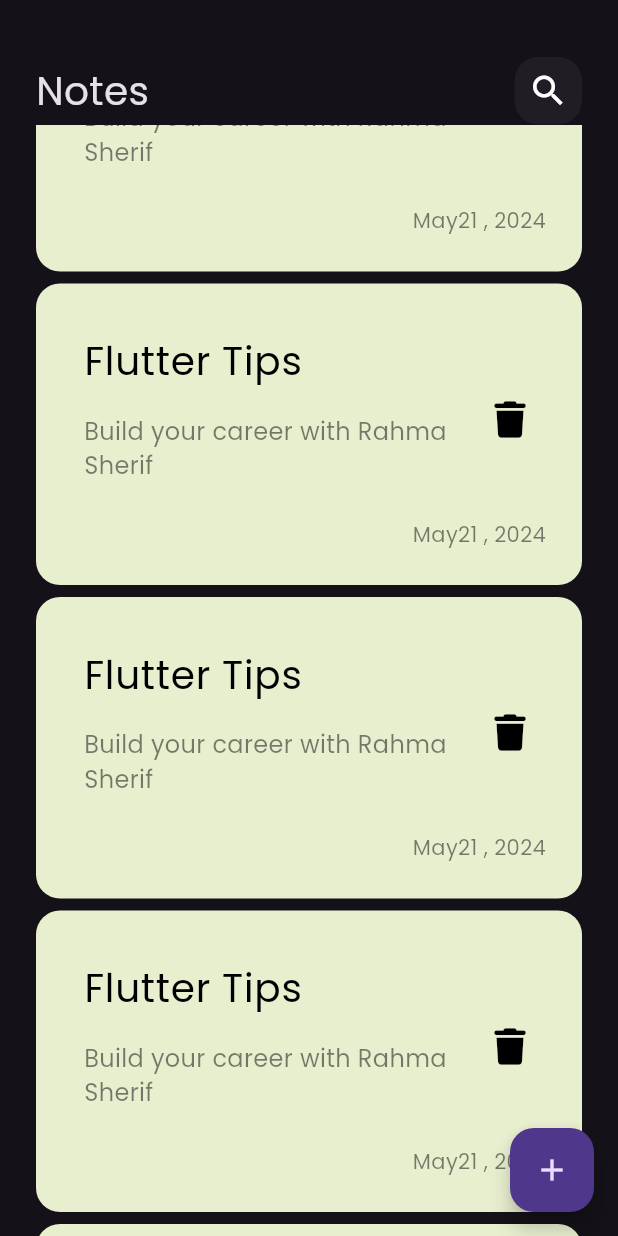
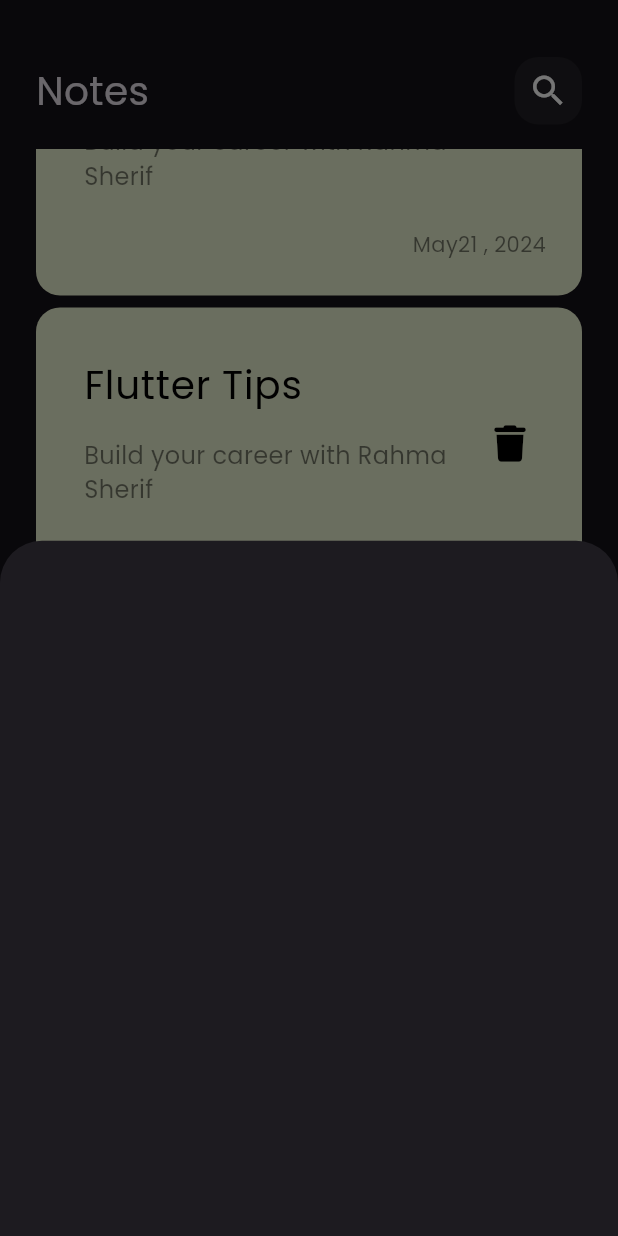
Before and after one commit to Rahma226/notes_app, a Flutter app: the screen it shows after launch, scrolled down 1152 dp, after a tap on the "add" icon, on a phone screen of 412 x 824 dp. Run offline on Flutter 3.47's test engine with Material 3 defaults, Android fonts, the phone set to English and light mode, and no system bars; our stand-ins replace font_awesome_flutter.

Commit message:
show note bottom sheet

```diff
--- a/lib/views/notes_view.dart
+++ b/lib/views/notes_view.dart
@@ -1,4 +1,5 @@
 import 'package:flutter/material.dart';
+import 'package:notes_app/widgets/add_note_bottom_sheet.dart';
 import 'package:notes_app/widgets/notes_view_body.dart';
 
 class NotesView extends StatelessWidget {
@@ -8,7 +9,12 @@ class NotesView extends StatelessWidget {
   Widget build(BuildContext context) {
     return Scaffold(
       floatingActionButton: FloatingActionButton(
-        onPressed: () {},
+        onPressed: () {
+          showModalBottomSheet(context: context, builder: (context){
+            return const AddNoteBottomSheet();
+          },
+          );
+        },
         child: const Icon(Icons.add),
       ),
       body:const NotesViewBody(),
--- /dev/null
+++ b/lib/widgets/add_note_bottom_sheet.dart
@@ -0,0 +1,10 @@
+import 'package:flutter/material.dart';
+
+class AddNoteBottomSheet extends StatelessWidget {
+  const AddNoteBottomSheet({super.key});
+
+  @override
+  Widget build(BuildContext context) {
+    return Container();
+  }
+}
--- a/lib/widgets/notes_list.dart
+++ b/lib/widgets/notes_list.dart
@@ -10,7 +10,10 @@ class NotesList extends StatelessWidget {
 
   @override
   Widget build(BuildContext context) {
-    return ListView.builder(
+    return Padding(
+      padding: const EdgeInsets.symmetric(vertical: 16),
+      child: ListView.builder(
+        padding: EdgeInsets.zero,
         itemBuilder: (context, index) {
           return const Padding(
             padding: EdgeInsets.symmetric(vertical: 4),
@@ -18,6 +21,7 @@ class NotesList extends StatelessWidget {
             ),
           );
         },
+      ),
     );
   }
 }
```
Lines whose indentation alone changed are shown as unchanged.
